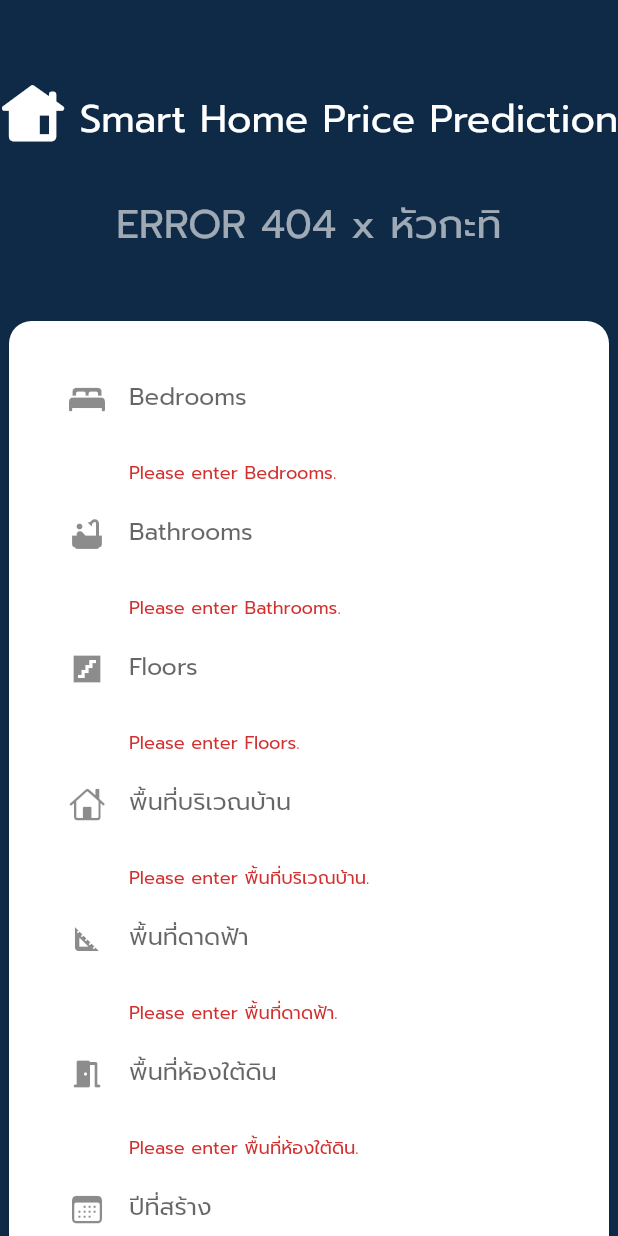
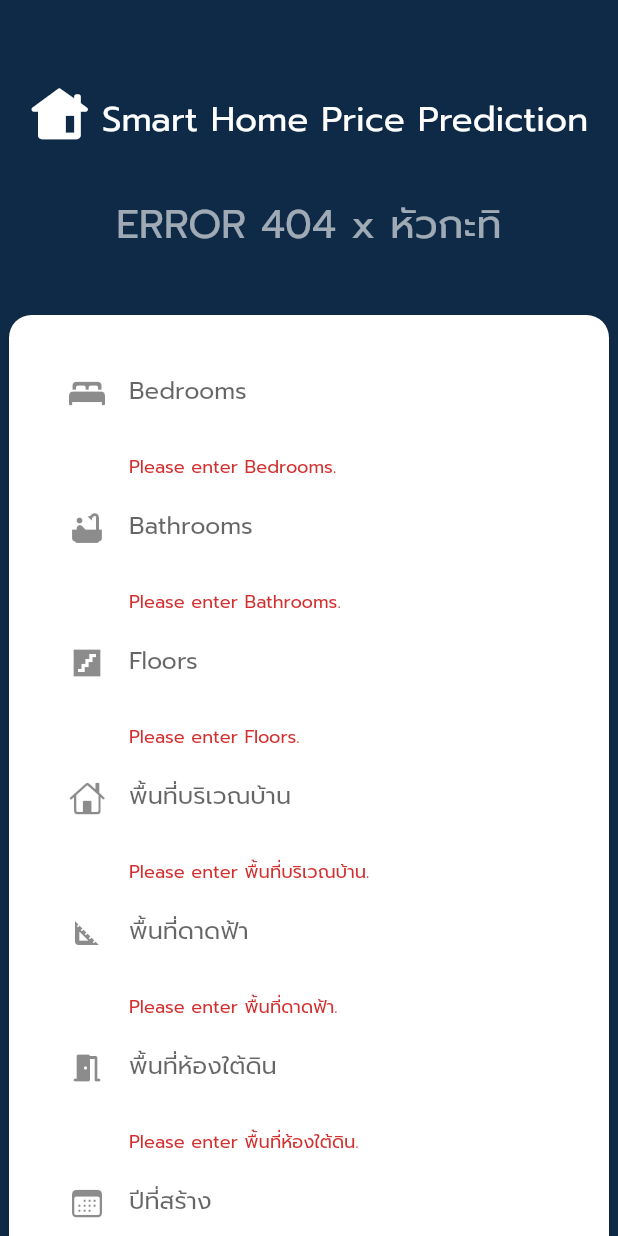
Before and after one commit to ParkSoravee/Home-Price-Prediction-WebApp, a Flutter app: the screen it shows after launch, after a tap on "Confirm", on a phone screen of 412 x 824 dp. Run offline on Flutter 3.47's test engine with Material 2 defaults, Android fonts, the phone set to English and light mode, and no system bars.

Commit message:
improve form validator and add title padding.

```diff
--- a/lib/models/regression_model.dart
+++ b/lib/models/regression_model.dart
@@ -1,5 +1,3 @@
-import 'package:house_price_prediction/models/userInput_model.dart';
-
 class VariableModel {
   final String varName;
   final double coef;
@@ -79,7 +77,7 @@ class RegressionModel {
     var answer = 0.0;
     for (var i = 0; i < _models.length; i++) {
       answer += _models[i].coef * models[i].val;
-      print('${_models[i].varName} : ${models[i].val}'); // Debug
+      // print('${_models[i].varName} : ${models[i].val}'); // Debug
     }
     answer += _cons;
     return answer;
--- a/lib/models/userInput_model.dart
+++ /dev/null
@@ -1,19 +0,0 @@
-class UserInputModel {
-  final double bedroom;
-  final double bathroom;
-  final double floor;
-  final double sqftLiving;
-  final double sqftAbove;
-  final double sqftBasement;
-  final int yrBuilt;
-
-  UserInputModel({
-    required this.bedroom,
-    required this.bathroom,
-    required this.floor,
-    required this.sqftLiving,
-    required this.sqftAbove,
-    required this.sqftBasement,
-    required this.yrBuilt,
-  });
-}
--- a/lib/widgets/center_form.dart
+++ b/lib/widgets/center_form.dart
@@ -1,7 +1,5 @@
 import 'package:flutter/cupertino.dart';
 import 'package:flutter/material.dart';
-import 'package:house_price_prediction/models/regression_model.dart';
-import 'package:house_price_prediction/models/userInput_model.dart';
 import 'package:house_price_prediction/widgets/my_form.dart';
 
 class CenterForm extends StatefulWidget {
@@ -12,34 +10,10 @@ class CenterForm extends StatefulWidget {
 }
 
 class _CenterFormState extends State<CenterForm> {
-  // var predictPrice = 0.0;
-  // var userInput = UserInputModel(
-  //   bedroom: 12312.123,
-  //   bathroom: 1.0,
-  //   floor: 1.0,
-  //   sqftLiving: 123123.123,
-  //   sqftAbove: 1.0,
-  //   sqftBasement: 212312.0,
-  //   yrBuilt: 1,
-  // );
-
-  void resetValue() {
-    setState(() {
-      // userInput = UserInputModel(
-      //   bedroom: 0,
-      //   bathroom: 0,
-      //   sqftLiving: 0,
-      //   floor: 0,
-      //   sqftAbove: 0,
-      //   sqftBasement: 0,
-      //   yrBuilt: 0,
-      // );
-    });
-  }
-
   @override
   Widget build(BuildContext context) {
     return Card(
+      margin: EdgeInsets.only(bottom: 30),
       shape: RoundedRectangleBorder(
         borderRadius: BorderRadius.circular(15),
       ),
--- a/lib/widgets/my_form.dart
+++ b/lib/widgets/my_form.dart
@@ -28,9 +28,13 @@ class _MyFormState extends State<MyForm> {
     showDialog(
       context: context,
       builder: (ctx) => AlertDialog(
-        title: Text('Home price prediction...'),
+        title: Text(predictPrice >= 3000
+            ? 'Home price prediction...'
+            : 'Something went wrong...'),
         content: Text(
-          '${predictPrice.toInt()} \$',
+          predictPrice >= 3000
+              ? '${predictPrice.toInt()} \$'
+              : 'Please try enter another values.',
           textAlign: TextAlign.center,
           style: TextStyle(
             color: Theme.of(context).primaryColor,
@@ -111,7 +115,16 @@ class _MyFormState extends State<MyForm> {
               if (value == null) return;
               models[0].setVal(double.parse(value));
             },
-            validator: validate(models[0].title),
+            validator: (value) {
+              if (value == null || value.isEmpty) {
+                return 'Please enter ${models[0].title}.';
+              }
+              if (double.tryParse(value) == null ||
+                  double.parse(value) % 1 != 0 ||
+                  double.parse(value) < 1) {
+                return 'Please enter a valid number of ${models[0].title}.';
+              }
+            },
           ),
           TextFormField(
             keyboardType: TextInputType.number,
@@ -125,7 +138,16 @@ class _MyFormState extends State<MyForm> {
               if (value == null) return;
               models[1].setVal(double.parse(value));
             },
-            validator: validateNotEqualZero(models[1].title),
+            validator: (value) {
+              if (value == null || value.isEmpty) {
+                return 'Please enter ${models[1].title}.';
+              }
+              if (double.tryParse(value) == null ||
+                  double.parse(value) % 0.5 != 0 ||
+                  double.parse(value) < 1) {
+                return 'Please enter a valid number of ${models[1].title}.';
+              }
+            },
           ),
           TextFormField(
             keyboardType: TextInputType.number,
@@ -139,7 +161,16 @@ class _MyFormState extends State<MyForm> {
               if (value == null) return;
               models[2].setVal(double.parse(value));
             },
-            validator: validateNotEqualZero(models[2].title),
+            validator: (value) {
+              if (value == null || value.isEmpty) {
+                return 'Please enter ${models[2].title}.';
+              }
+              if (double.tryParse(value) == null ||
+                  double.parse(value) % 0.5 != 0 ||
+                  double.parse(value) < 1) {
+                return 'Please enter a valid number of ${models[2].title}.';
+              }
+            },
           ),
           TextFormField(
             keyboardType: TextInputType.number,
@@ -153,7 +184,17 @@ class _MyFormState extends State<MyForm> {
               if (value == null) return;
               models[3].setVal(double.parse(value));
             },
-            validator: validateNotEqualZero(models[3].title),
+            validator: (value) {
+              if (value == null || value.isEmpty) {
+                return 'Please enter ${models[3].title}.';
+              }
+              if (double.tryParse(value) == null || double.parse(value) < 1) {
+                return 'Please enter a valid number of ${models[3].title}.';
+              }
+              if (double.parse(value) < 300) {
+                return 'Area sqft should greater than 300.';
+              }
+            },
           ),
           TextFormField(
             keyboardType: TextInputType.number,
@@ -167,7 +208,17 @@ class _MyFormState extends State<MyForm> {
               if (value == null) return;
               models[4].setVal(double.parse(value));
             },
-            validator: validate(models[4].title),
+            validator: (value) {
+              if (value == null || value.isEmpty) {
+                return 'Please enter ${models[4].title}.';
+              }
+              if (double.tryParse(value) == null || double.parse(value) < 1) {
+                return 'Please enter a valid number of ${models[4].title}.';
+              }
+              if (double.parse(value) < 300) {
+                return 'Area sqft should greater than 300.';
+              }
+            },
           ),
           TextFormField(
             keyboardType: TextInputType.number,
@@ -181,7 +232,14 @@ class _MyFormState extends State<MyForm> {
               if (value == null) return;
               models[5].setVal(double.parse(value));
             },
-            validator: validate(models[5].title),
+            validator: (value) {
+              if (value == null || value.isEmpty) {
+                return 'Please enter ${models[5].title}.';
+              }
+              if (double.tryParse(value) == null || double.parse(value) < 0) {
+                return 'Please enter a valid number of ${models[5].title}.';
+              }
+            },
           ),
           TextFormField(
             focusNode: _yearFocusNode,
@@ -200,11 +258,14 @@ class _MyFormState extends State<MyForm> {
               if (value == null || value.isEmpty) {
                 return 'Please enter ${models[6].title}.';
               }
-              if (double.tryParse(value) == null) {
-                return 'Please enter a valid number.';
+              final yrOld = 2021 - double.parse(value);
+              if (double.parse(value) < 1900) {
+                return 'Year-build should not less than 1900.';
               }
-              if (2021 - double.parse(value) <= 0) {
-                return 'Please enter a positive number.';
+              if (double.tryParse(value) == null ||
+                  yrOld <= 0 ||
+                  double.parse(value) % 1 != 0) {
+                return 'Please enter a valid number of ${models[6].title}.';
               }
             },
           ),
--- a/lib/widgets/title_bar.dart
+++ b/lib/widgets/title_bar.dart
@@ -16,12 +16,16 @@ class TitleBar extends StatelessWidget {
           Flexible(
             flex: 2,
             child: Container(
+              padding: const EdgeInsets.symmetric(horizontal: 20),
               height: double.infinity,
               child: FittedBox(
                 child: Row(
                   children: [
                     Padding(
-                      padding: const EdgeInsets.only(right: 5, bottom: 5),
+                      padding: const EdgeInsets.only(
+                        right: 5,
+                        bottom: 5,
+                      ),
                       child: Icon(
                         CupertinoIcons.house_alt_fill,
                         color: Colors.white,
```
